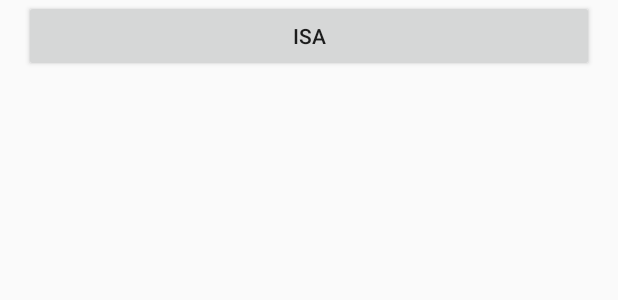
After one commit to TinNova/MoneyBox, an Android app: the layout product_list_item.xml on its own in the app's theme, with its tools: preview values and no code run, on a phone screen of 412 x 824 dp. The commit adds this screen. Shown: the top 300 px of the screen. Run offline under Robolectric (Android 15) with nearby library versions, the phone set to English and light mode, and no system bars; network calls fail.

Commit message:
feat: Product RecyclerView Setup on MainActivity

```diff
--- a/app/build.gradle
+++ b/app/build.gradle
@@ -27,4 +27,6 @@ dependencies {
     androidTestImplementation 'com.android.support.test.espresso:espresso-core:3.0.2'
     /* Volley For Network Connection */
     implementation 'com.android.volley:volley:1.0.0'
+    /* RecyclerView Dependency */
+    compile 'com.android.support:recyclerview-v7:27.1.1'
 }
--- a/app/src/main/java/com/example/tin/moneybox/MainContract.java
+++ b/app/src/main/java/com/example/tin/moneybox/MainContract.java
@@ -1,5 +1,6 @@
 package com.example.tin.moneybox;
 
+import com.example.tin.moneybox.models.Product;
 import com.example.tin.moneybox.models.User;
 
 import java.util.ArrayList;
@@ -11,6 +12,8 @@ import java.util.ArrayList;
 public interface MainContract {
 
     interface MainScreen {
+
+        void showProducts(ArrayList<Product> products);
     }
 
     interface MainPresenter {
--- a/app/src/main/java/com/example/tin/moneybox/MainPresenter.java
+++ b/app/src/main/java/com/example/tin/moneybox/MainPresenter.java
@@ -35,6 +35,7 @@ public class MainPresenter implements MainContract.MainPresenter {
                 Log.d(TAG, "thisWeek Products ArrayList: " + products);
                 Log.d(TAG, "thisWeek Products ArrayList: " + products);
 
+                mainScreen.showProducts(products);
             }
         });
 
--- /dev/null
+++ b/app/src/main/res/layout/product_list_item.xml
@@ -0,0 +1,27 @@
+<?xml version="1.0" encoding="utf-8"?>
+<LinearLayout xmlns:android="http://schemas.android.com/apk/res/android"
+    xmlns:app="http://schemas.android.com/apk/res-auto"
+    xmlns:tools="http://schemas.android.com/tools"
+    android:layout_width="match_parent"
+    android:layout_height="wrap_content"
+    android:orientation="vertical">
+
+    <Button
+        android:id="@+id/btn_Product"
+        android:layout_width="match_parent"
+        android:layout_height="wrap_content"
+        android:layout_marginEnd="16dp"
+        android:layout_marginStart="16dp"
+        app:layout_constraintEnd_toEndOf="parent"
+        app:layout_constraintStart_toStartOf="parent"
+        app:layout_constraintTop_toTopOf="parent"
+        tools:text="ISA" />
+
+    <TextView
+        android:id="@+id/testtest"
+        android:layout_width="wrap_content"
+        android:layout_height="wrap_content" />
+
+
+
+</LinearLayout>
```
Also changed, not shown: app/src/main/java/com/example/tin/moneybox/MainActivity.java (+26 -0 lines), app/src/main/java/com/example/tin/moneybox/ProductAdapter.java (added, +79 -0 lines), app/src/main/res/layout/activity_main.xml (+36 -0 lines).
